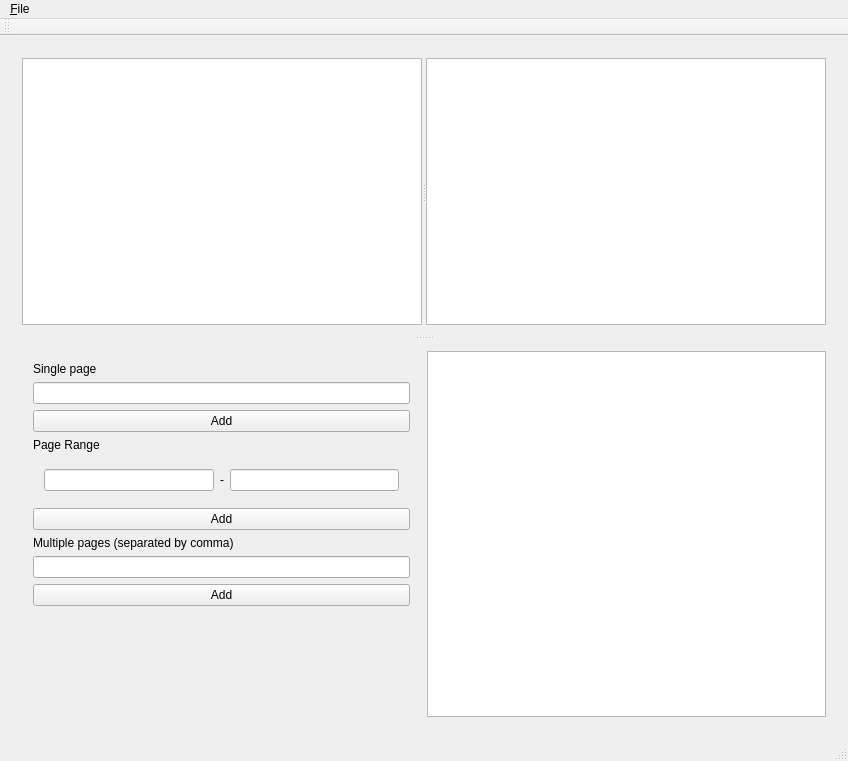
This is mainwindow.ui in paolo-projects/pdf-manager as Qt 5 draws it before an edit. The edited form follows.
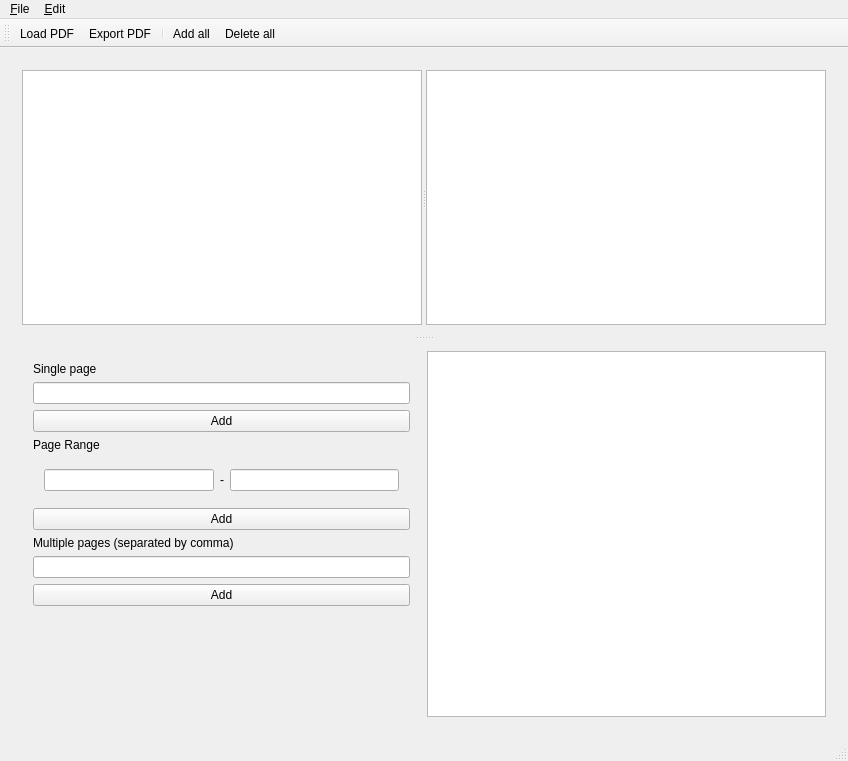
This is the edited form. Icons and pictures are not drawn.

```diff
--- a/mainwindow.ui
+++ b/mainwindow.ui
@@ -192,8 +192,18 @@
     </property>
     <addaction name="action_Load_PDF"/>
     <addaction name="action_Export_PDF"/>
+    <addaction name="separator"/>
+    <addaction name="action_Exit"/>
+   </widget>
+   <widget class="QMenu" name="menu_Edit">
+    <property name="title">
+     <string>&amp;Edit</string>
+    </property>
+    <addaction name="action_Add_all"/>
+    <addaction name="action_Delete_all"/>
    </widget>
    <addaction name="menu_File"/>
+   <addaction name="menu_Edit"/>
   </widget>
   <widget class="QToolBar" name="mainToolBar">
    <attribute name="toolBarArea">
@@ -202,6 +212,11 @@
    <attribute name="toolBarBreak">
     <bool>false</bool>
    </attribute>
+   <addaction name="action_Load_PDF"/>
+   <addaction name="action_Export_PDF"/>
+   <addaction name="separator"/>
+   <addaction name="action_Add_all"/>
+   <addaction name="action_Delete_all"/>
   </widget>
   <widget class="QStatusBar" name="statusBar"/>
   <action name="action_Load_PDF">
@@ -214,6 +229,29 @@
     <string>&amp;Export PDF</string>
    </property>
   </action>
+  <action name="action_Exit">
+   <property name="text">
+    <string>&amp;Exit</string>
+   </property>
+  </action>
+  <action name="action_Add_all">
+   <property name="icon">
+    <iconset resource="resources.qrc">
+     <normaloff>:/icons/res/icons8_add_list_96px.png</normaloff>:/icons/res/icons8_add_list_96px.png</iconset>
+   </property>
+   <property name="text">
+    <string>&amp;Add all</string>
+   </property>
+  </action>
+  <action name="action_Delete_all">
+   <property name="icon">
+    <iconset resource="resources.qrc">
+     <normaloff>:/icons/res/icons8_delete_property_96px.png</normaloff>:/icons/res/icons8_delete_property_96px.png</iconset>
+   </property>
+   <property name="text">
+    <string>&amp;Delete all</string>
+   </property>
+  </action>
  </widget>
  <layoutdefault spacing="6" margin="11"/>
  <resources/>
```
Left out of the diff: 12 changed lines with no effect on the pictures.
